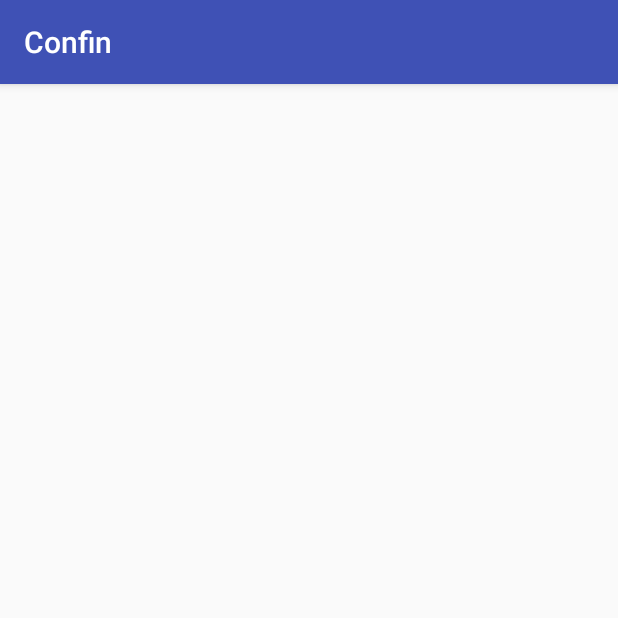
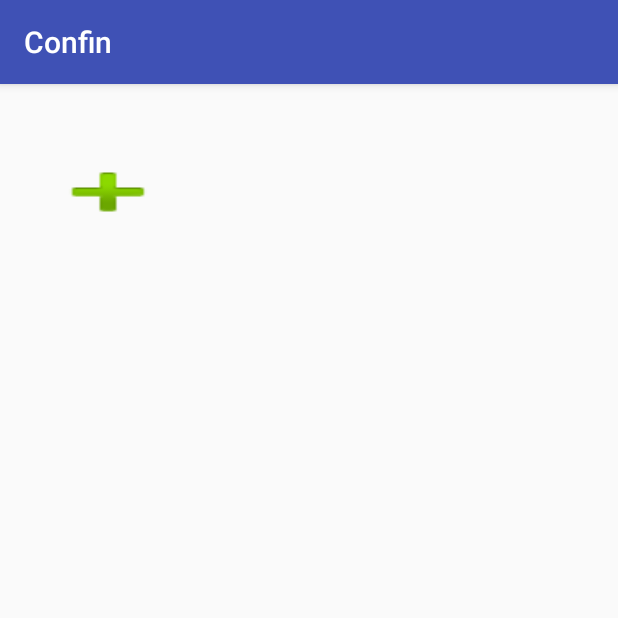
Before and after one commit to vagneraugus/app, an Android app: the Cadastro screen opened directly, with no data from a screen before it, on a phone screen of 412 x 824 dp, the top half of it. Run offline under Robolectric (Android 15) with nearby library versions, the phone set to English and light mode, and no system bars.

Commit message:
tela cadastro botao

```diff
--- a/confin/app/src/main/res/layout/activity_cadastro.xml
+++ b/confin/app/src/main/res/layout/activity_cadastro.xml
@@ -6,4 +6,13 @@
     android:layout_height="match_parent"
     tools:context="com.confin.confin.Cadastro">
 
+    <Button
+        android:id="@+id/button"
+        android:layout_width="wrap_content"
+        android:layout_height="wrap_content"
+        android:layout_marginStart="28dp"
+        android:layout_marginTop="48dp"
+        android:background="@android:drawable/ic_input_add"
+        app:layout_constraintStart_toStartOf="parent"
+        app:layout_constraintTop_toTopOf="parent" />
 </android.support.constraint.ConstraintLayout>
```
